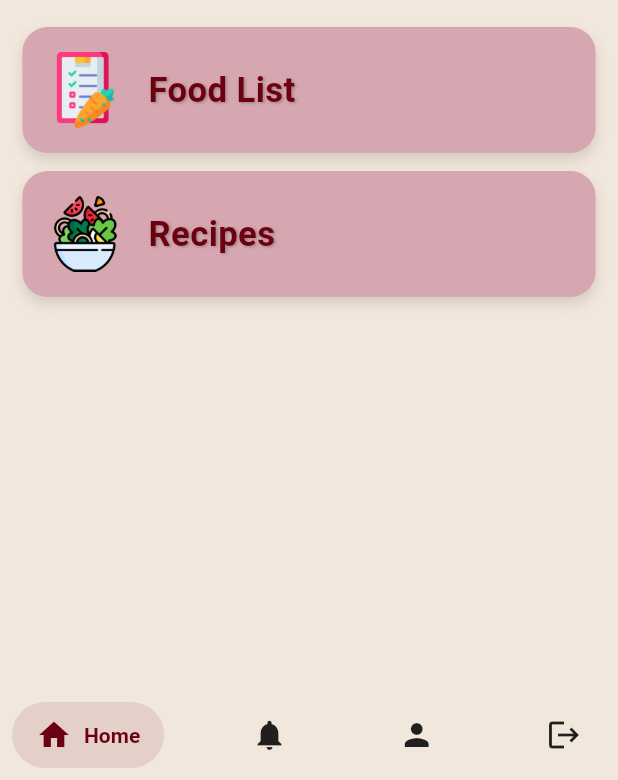
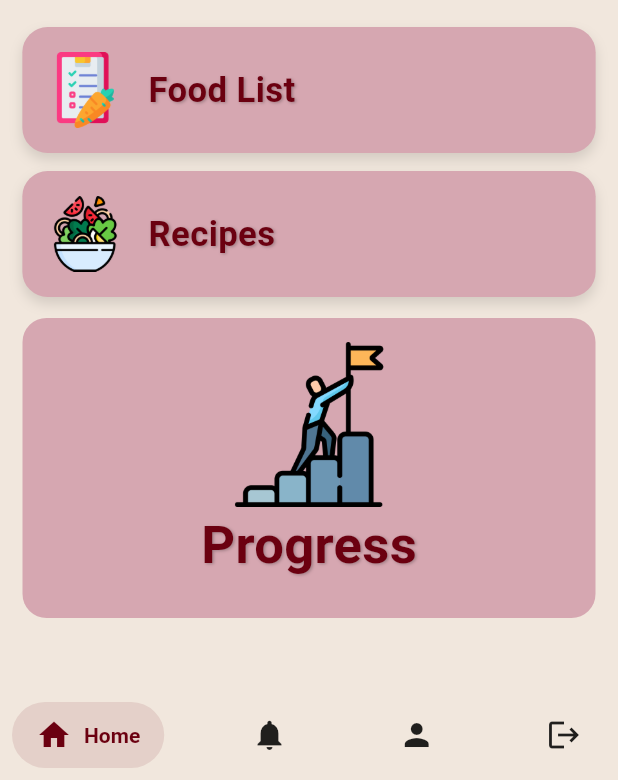
Before and after one commit to shuakr/Dietly, a Flutter app: the HomeScreen screen opened by its route, on a phone screen of 412 x 824 dp, the part 456-1236 px from its top. Run offline on Flutter 3.47's test engine with Material 3 defaults, Android fonts, the phone set to English and light mode, and no system bars; drawn by our look-alikes of salomon_bottom_bar; our stand-ins replace cloud_firestore, firebase_auth, firebase_core, font_awesome_flutter, google_fonts, google_sign_in and 3 more; accounts and stored records are empty.

Commit message:
feat(home_screen): Add ProgressCard widget with layout integration

```diff
--- a/lib/screens/home_screen.dart
+++ b/lib/screens/home_screen.dart
@@ -1,6 +1,7 @@
 // lib/screens/home_screen.dart
 
 import 'package:dietly/widgets/food_list_card.dart';
+import 'package:dietly/widgets/progress_card.dart';
 import 'package:dietly/widgets/recipes_list_card.dart';
 import 'package:flutter/material.dart';
 import '../widgets/salomon_bottom_bar.dart';
@@ -30,6 +31,7 @@ class HomeScreen extends StatelessWidget {
               ),
               const FoodListCard(),
               const RecipeListCard(),
+              const ProgressCard(),
             ],
           ),
         ),
--- /dev/null
+++ b/lib/widgets/progress_card.dart
@@ -0,0 +1,66 @@
+import 'package:flutter/material.dart';
+
+class ProgressCard extends StatefulWidget {
+  const ProgressCard({super.key});
+
+  @override
+  State<ProgressCard> createState() => _ProgressCardState();
+}
+
+class _ProgressCardState extends State<ProgressCard> {
+  bool isHovered = false;
+
+  @override
+  Widget build(BuildContext context) {
+    return MouseRegion(
+      onEnter: (_) => setState(() => isHovered = true),
+      onExit: (_) => setState(() => isHovered = false),
+      cursor: SystemMouseCursors.click,
+      child: AnimatedContainer(
+        duration: const Duration(milliseconds: 200),
+        curve: Curves.easeInOut,
+        width: double.infinity,
+        height: 200,
+        margin: const EdgeInsets.symmetric(horizontal: 15, vertical: 8),
+        padding: const EdgeInsets.all(16),
+        decoration: BoxDecoration(
+          color: Color(0xFFD6A7B1),
+          borderRadius: BorderRadius.circular(16),
+          boxShadow: [
+            if (isHovered)
+              BoxShadow(
+                color: Colors.black,
+                blurRadius: 6,
+                offset: const Offset(0, 4),
+              ),
+          ],
+        ),
+        child: Column(
+          children: [
+            Image.asset(
+              'assets/goal.png',
+              height: 110,
+              width: 110,
+            ),
+            const SizedBox(width: 20),
+            const Text(
+              'Progress',
+              style: TextStyle(
+                fontSize: 35,
+                fontWeight: FontWeight.w600,
+                color: Color(0xFF6B0010),
+                shadows: [
+                  Shadow(
+                    offset: Offset(1, 1),
+                    color: Colors.black26,
+                    blurRadius: 2,
+                  ),
+                ],
+              ),
+            ),
+          ],
+        ),
+      ),
+    );
+  }
+}
--- a/pubspec.yaml
+++ b/pubspec.yaml
@@ -75,6 +75,7 @@ flutter:
     - assets/animations/splash_screen.json
     - assets/foodlist.png
     - assets/recipe.png
+    - assets/goal.png
 
   #   - images/a_dot_ham.jpeg
 
```
Also changed, not shown: assets/goal.png (renamed from assets/goal_1534999.png).
